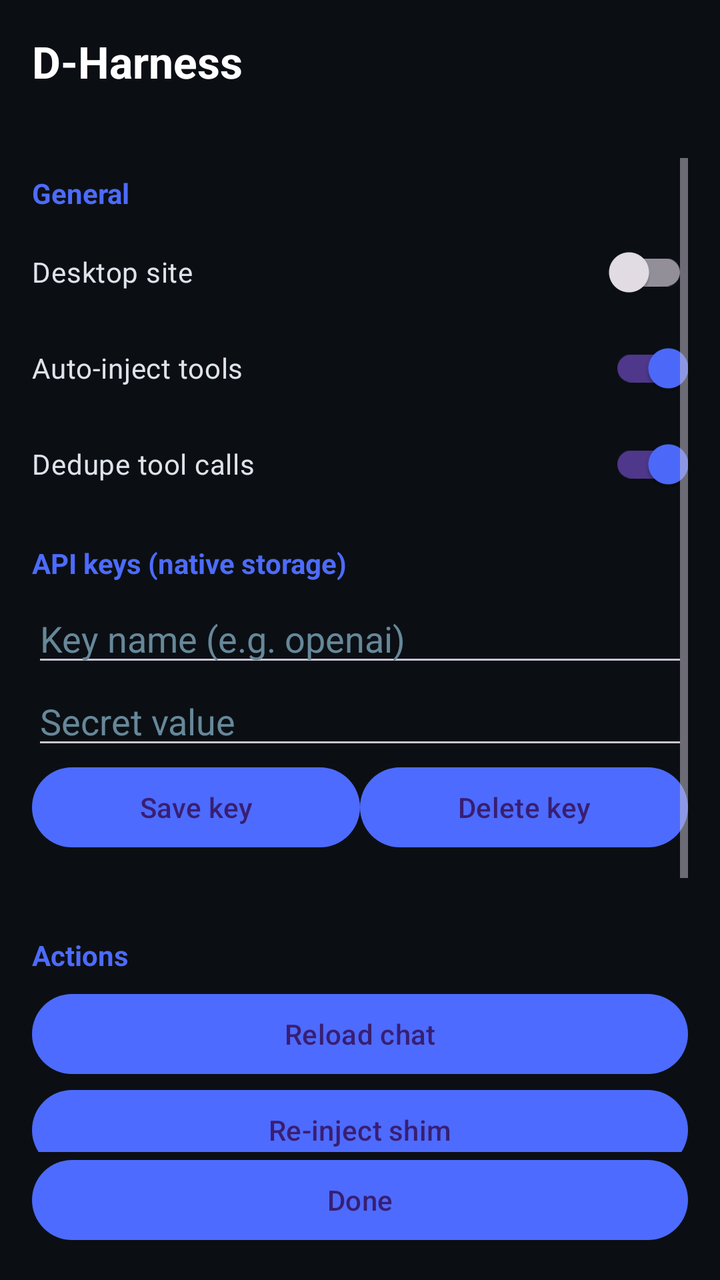
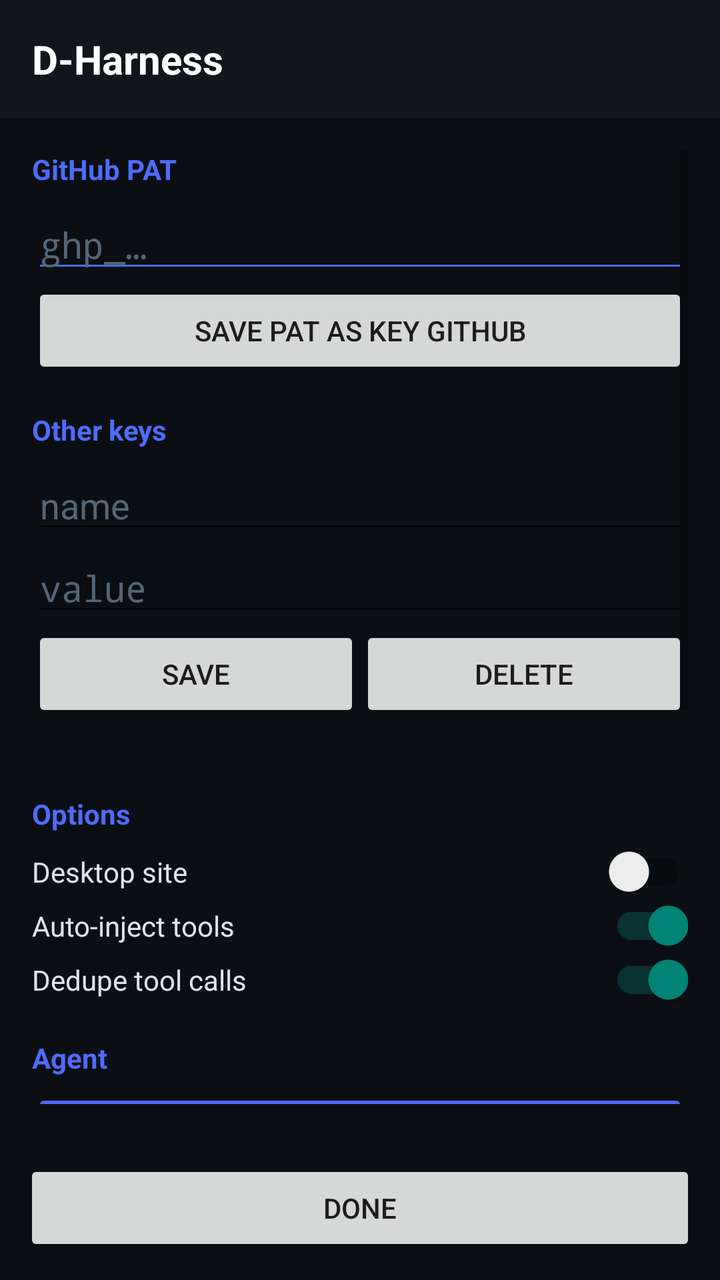

The first picture is an Android layout as it rendered before a commit; the second is the same layout after the commit. The layout source and the unified diff follow.
<!-- AndroidManifest.xml: activity theme Theme.DHarness -->
<!-- res/layout/activity_settings.xml -->
<?xml version="1.0" encoding="utf-8"?>
<LinearLayout xmlns:android="http://schemas.android.com/apk/res/android"
    android:layout_width="match_parent"
    android:layout_height="match_parent"
    android:orientation="vertical"
    android:background="#0B0F14"
    android:padding="16dp">

    <TextView
        android:layout_width="match_parent"
        android:layout_height="wrap_content"
        android:text="D-Harness"
        android:textColor="#FFFFFF"
        android:textSize="22sp"
        android:textStyle="bold"
        android:paddingBottom="4dp" />

    <TextView
        android:id="@+id/versionText"
        android:layout_width="match_parent"
        android:layout_height="wrap_content"
        android:textColor="#88AABB"
        android:textSize="13sp"
        android:paddingBottom="12dp" />

    <ScrollView
        android:layout_width="match_parent"
        android:layout_height="0dp"
        android:layout_weight="1">

        <LinearLayout
            android:layout_width="match_parent"
            android:layout_height="wrap_content"
            android:orientation="vertical">

            <TextView
                android:layout_width="match_parent"
                android:layout_height="wrap_content"
                android:text="General"
                android:textColor="#4D6BFE"
                android:textStyle="bold"
                android:paddingTop="8dp"
                android:paddingBottom="6dp" />

            <androidx.appcompat.widget.SwitchCompat
                android:id="@+id/switchDesktop"
                android:layout_width="match_parent"
                android:layout_height="wrap_content"
                android:text="Desktop site"
                android:textColor="#DDE3EA" />

            <androidx.appcompat.widget.SwitchCompat
                android:id="@+id/switchInject"
                android:layout_width="match_parent"
                android:layout_height="wrap_content"
                android:text="Auto-inject tools"
                android:checked="true"
                android:textColor="#DDE3EA" />

            <androidx.appcompat.widget.SwitchCompat
                android:id="@+id/switchDedupe"
                android:layout_width="match_parent"
                android:layout_height="wrap_content"
                android:text="Dedupe tool calls"
                android:checked="true"
                android:textColor="#DDE3EA" />

            <TextView
                android:layout_width="match_parent"
                android:layout_height="wrap_content"
                android:text="API keys (native storage)"
                android:textColor="#4D6BFE"
                android:textStyle="bold"
                android:paddingTop="16dp"
                android:paddingBottom="6dp" />

            <EditText
                android:id="@+id/keyName"
                android:layout_width="match_parent"
                android:layout_height="wrap_content"
                android:hint="Key name (e.g. openai)"
                android:inputType="text"
                android:textColor="#FFFFFF"
                android:textColorHint="#668899" />

            <EditText
                android:id="@+id/keyValue"
                android:layout_width="match_parent"
                android:layout_height="wrap_content"
                android:hint="Secret value"
                android:inputType="textPassword"
                android:textColor="#FFFFFF"
                android:textColorHint="#668899" />

            <LinearLayout
                android:layout_width="match_parent"
                android:layout_height="wrap_content"
                android:orientation="horizontal">

                <Button
                    android:id="@+id/btnSaveKey"
                    android:layout_width="0dp"
                    android:layout_weight="1"
                    android:layout_height="wrap_content"
                    android:text="Save key" />

                <Button
                    android:id="@+id/btnDeleteKey"
                    android:layout_width="0dp"
                    android:layout_weight="1"
                    android:layout_height="wrap_content"
                    android:text="Delete key" />
            </LinearLayout>

            <TextView
                android:id="@+id/keysList"
                android:layout_width="match_parent"
                android:layout_height="wrap_content"
                android:textColor="#AAB"
                android:textSize="12sp"
                android:paddingTop="8dp"
                android:fontFamily="monospace" />

            <TextView
                android:layout_width="match_parent"
                android:layout_height="wrap_content"
                android:text="Actions"
                android:textColor="#4D6BFE"
                android:textStyle="bold"
                android:paddingTop="16dp"
                android:paddingBottom="6dp" />

            <Button android:id="@+id/btnReload" android:layout_width="match_parent" android:layout_height="wrap_content" android:text="Reload chat" />
            <Button android:id="@+id/btnReinject" android:layout_width="match_parent" android:layout_height="wrap_content" android:text="Re-inject shim" />
            <Button android:id="@+id/btnClearCache" android:layout_width="match_parent" android:layout_height="wrap_content" android:text="Clear WebView cache" />
            <Button android:id="@+id/btnClearMemory" android:layout_width="match_parent" android:layout_height="wrap_content" android:text="Clear tool memory" />
            <Button android:id="@+id/btnClearFs" android:layout_width="match_parent" android:layout_height="wrap_content" android:text="Clear native FS" />

            <TextView
                android:id="@+id/toolsList"
                android:layout_width="match_parent"
                android:layout_height="wrap_content"
                android:textColor="#88AABB"
                android:textSize="12sp"
                android:paddingTop="16dp"
                android:fontFamily="monospace" />
        </LinearLayout>
    </ScrollView>

    <Button
        android:id="@+id/btnClose"
        android:layout_width="match_parent"
        android:layout_height="wrap_content"
        android:text="Done" />
</LinearLayout>
<!-- resources referenced by this layout -->
<resources>
  <style name="Theme.DHarness" parent="Theme.Material3.Dark.NoActionBar">
          <item name="colorPrimary">#4D6BFE</item>
          <item name="android:statusBarColor">@android:color/transparent</item>
          <item name="android:navigationBarColor">#000000</item>
          <item name="android:windowBackground">#000000</item>
          <item name="android:windowFullscreen">false</item>
          <item name="android:windowLayoutInDisplayCutoutMode">shortEdges</item>
      </style>
</resources>

<!-- the commit's change to res/layout/activity_settings.xml (unified diff, before → after) -->
@@ -3,153 +3,114 @@
     android:layout_width="match_parent"
     android:layout_height="match_parent"
     android:orientation="vertical"
-    android:background="#0B0F14"
-    android:padding="16dp">
+    android:background="#0B0F14">
 
-    <TextView
+    <LinearLayout
         android:layout_width="match_parent"
         android:layout_height="wrap_content"
-        android:text="D-Harness"
-        android:textColor="#FFFFFF"
-        android:textSize="22sp"
-        android:textStyle="bold"
-        android:paddingBottom="4dp" />
-
-    <TextView
-        android:id="@+id/versionText"
-        android:layout_width="match_parent"
-        android:layout_height="wrap_content"
-        android:textColor="#88AABB"
-        android:textSize="13sp"
-        android:paddingBottom="12dp" />
+        android:orientation="horizontal"
+        android:padding="16dp"
+        android:gravity="center_vertical"
+        android:background="#12161C">
+        <TextView
+            android:layout_width="0dp"
+            android:layout_weight="1"
+            android:layout_height="wrap_content"
+            android:text="D-Harness"
+            android:textColor="#FFFFFF"
+            android:textSize="20sp"
+            android:textStyle="bold" />
+        <TextView
+            android:id="@+id/versionText"
+            android:layout_width="wrap_content"
+            android:layout_height="wrap_content"
+            android:textColor="#668899"
+            android:textSize="12sp" />
+    </LinearLayout>
 
     <ScrollView
         android:layout_width="match_parent"
         android:layout_height="0dp"
-        android:layout_weight="1">
+        android:layout_weight="1"
+        android:padding="16dp">
 
         <LinearLayout
             android:layout_width="match_parent"
             android:layout_height="wrap_content"
             android:orientation="vertical">
 
-            <TextView
-                android:layout_width="match_parent"
+            <TextView android:layout_width="match_parent" android:layout_height="wrap_content"
+                android:text="GitHub PAT" android:textColor="#4D6BFE" android:textStyle="bold"
+                android:paddingBottom="6dp" />
+            <EditText android:id="@+id/patInput" android:layout_width="match_parent"
+                android:layout_height="wrap_content" android:hint="ghp_…"
+                android:inputType="textPassword" android:textColor="#FFFFFF"
+                android:textColorHint="#556677" android:backgroundTint="#4D6BFE" />
+            <Button android:id="@+id/btnSavePat" android:layout_width="match_parent"
+                android:layout_height="wrap_content" android:text="Save PAT as key github" />
+
+            <TextView android:layout_width="match_parent" android:layout_height="wrap_content"
+                android:text="Other keys" android:textColor="#4D6BFE" android:textStyle="bold"
+                android:paddingTop="16dp" android:paddingBottom="6dp" />
+            <EditText android:id="@+id/keyName" android:layout_width="match_parent"
+                android:layout_height="wrap_content" android:hint="name" android:inputType="text"
+                android:textColor="#FFFFFF" android:textColorHint="#556677" />
+            <EditText android:id="@+id/keyValue" android:layout_width="match_parent"
+                android:layout_height="wrap_content" android:hint="value" android:inputType="textPassword"
+                android:textColor="#FFFFFF" android:textColorHint="#556677" />
+            <LinearLayout android:layout_width="match_parent" android:layout_height="wrap_content"
+                android:orientation="horizontal">
+                <Button android:id="@+id/btnSaveKey" android:layout_width="0dp" android:layout_weight="1"
+                    android:layout_height="wrap_content" android:text="Save" />
+                <Button android:id="@+id/btnDeleteKey" android:layout_width="0dp" android:layout_weight="1"
+                    android:layout_height="wrap_content" android:text="Delete" />
+            </LinearLayout>
+            <TextView android:id="@+id/keysList" android:layout_width="match_parent"
+                android:layout_height="wrap_content" android:textColor="#8899AA" android:textSize="12sp"
+                android:fontFamily="monospace" android:paddingTop="4dp" />
+
+            <TextView android:layout_width="match_parent" android:layout_height="wrap_content"
+                android:text="Options" android:textColor="#4D6BFE" android:textStyle="bold"
+                android:paddingTop="16dp" android:paddingBottom="6dp" />
+            <androidx.appcompat.widget.SwitchCompat android:id="@+id/switchDesktop"
+                android:layout_width="match_parent" android:layout_height="wrap_content"
+                android:text="Desktop site" android:textColor="#DDE3EA" />
+            <androidx.appcompat.widget.SwitchCompat android:id="@+id/switchInject"
+                android:layout_width="match_parent" android:layout_height="wrap_content"
+                android:text="Auto-inject tools" android:checked="true" android:textColor="#DDE3EA" />
+            <androidx.appcompat.widget.SwitchCompat android:id="@+id/switchDedupe"
+                android:layout_width="match_parent" android:layout_height="wrap_content"
+                android:text="Dedupe tool calls" android:checked="true" android:textColor="#DDE3EA" />
+
+            <TextView android:layout_width="match_parent" android:layout_height="wrap_content"
+                android:text="Agent" android:textColor="#4D6BFE" android:textStyle="bold"
+                android:paddingTop="16dp" android:paddingBottom="6dp" />
+            <Button android:id="@+id/btnSendInstructions" android:layout_width="match_parent"
                 android:layout_height="wrap_content"
-                android:text="General"
-                android:textColor="#4D6BFE"
-                android:textStyle="bold"
-                android:paddingTop="8dp"
-                android:paddingBottom="6dp" />
+                android:text="Send tool instructions to chat"
+                android:backgroundTint="#4D6BFE" />
 
-            <androidx.appcompat.widget.SwitchCompat
-                android:id="@+id/switchDesktop"
-                android:layout_width="match_parent"
-                android:layout_height="wrap_content"
-                android:text="Desktop site"
-                android:textColor="#DDE3EA" />
+            <TextView android:layout_width="match_parent" android:layout_height="wrap_content"
+                android:text="Maintenance" android:textColor="#4D6BFE" android:textStyle="bold"
+                android:paddingTop="16dp" android:paddingBottom="6dp" />
+            <Button android:id="@+id/btnReload" android:layout_width="match_parent"
+                android:layout_height="wrap_content" android:text="Reload chat" />
+            <Button android:id="@+id/btnReinject" android:layout_width="match_parent"
+                android:layout_height="wrap_content" android:text="Re-inject shim" />
+            <Button android:id="@+id/btnClearCache" android:layout_width="match_parent"
+                android:layout_height="wrap_content" android:text="Clear WebView cache" />
+            <Button android:id="@+id/btnClearMemory" android:layout_width="match_parent"
+                android:layout_height="wrap_content" android:text="Clear agent memory" />
+            <Button android:id="@+id/btnClearFs" android:layout_width="match_parent"
+                android:layout_height="wrap_content" android:text="Clear native FS" />
 
-            <androidx.appcompat.widget.SwitchCompat
-                android:id="@+id/switchInject"
-                android:layout_width="match_parent"
-                android:layout_height="wrap_content"
-                android:text="Auto-inject tools"
-                android:checked="true"
-                android:textColor="#DDE3EA" />
-
-            <androidx.appcompat.widget.SwitchCompat
-                android:id="@+id/switchDedupe"
-                android:layout_width="match_parent"
-                android:layout_height="wrap_content"
-                android:text="Dedupe tool calls"
-                android:checked="true"
-                android:textColor="#DDE3EA" />
-
-            <TextView
-                android:layout_width="match_parent"
-                android:layout_height="wrap_content"
-                android:text="API keys (native storage)"
-                android:textColor="#4D6BFE"
-                android:textStyle="bold"
-                android:paddingTop="16dp"
-                android:paddingBottom="6dp" />
-
-            <EditText
-                android:id="@+id/keyName"
-                android:layout_width="match_parent"
-                android:layout_height="wrap_content"
-                android:hint="Key name (e.g. openai)"
-                android:inputType="text"
-                android:textColor="#FFFFFF"
-                android:textColorHint="#668899" />
-
-            <EditText
-                android:id="@+id/keyValue"
-                android:layout_width="match_parent"
-                android:layout_height="wrap_content"
-                android:hint="Secret value"
-                android:inputType="textPassword"
-                android:textColor="#FFFFFF"
-                android:textColorHint="#668899" />
-
-            <LinearLayout
-                android:layout_width="match_parent"
-                android:layout_height="wrap_content"
-                android:orientation="horizontal">
-
-                <Button
-                    android:id="@+id/btnSaveKey"
-                    android:layout_width="0dp"
-                    android:layout_weight="1"
-                    android:layout_height="wrap_content"
-                    android:text="Save key" />
-
-                <Button
-                    android:id="@+id/btnDeleteKey"
-                    android:layout_width="0dp"
-                    android:layout_weight="1"
-                    android:layout_height="wrap_content"
-                    android:text="Delete key" />
-            </LinearLayout>
-
-            <TextView
-                android:id="@+id/keysList"
-                android:layout_width="match_parent"
-                android:layout_height="wrap_content"
-                android:textColor="#AAB"
-                android:textSize="12sp"
-                android:paddingTop="8dp"
-                android:fontFamily="monospace" />
-
-            <TextView
-                android:layout_width="match_parent"
-                android:layout_height="wrap_content"
-                android:text="Actions"
-                android:textColor="#4D6BFE"
-                android:textStyle="bold"
-                android:paddingTop="16dp"
-                android:paddingBottom="6dp" />
-
-            <Button android:id="@+id/btnReload" android:layout_width="match_parent" android:layout_height="wrap_content" android:text="Reload chat" />
-            <Button android:id="@+id/btnReinject" android:layout_width="match_parent" android:layout_height="wrap_content" android:text="Re-inject shim" />
-            <Button android:id="@+id/btnClearCache" android:layout_width="match_parent" android:layout_height="wrap_content" android:text="Clear WebView cache" />
-            <Button android:id="@+id/btnClearMemory" android:layout_width="match_parent" android:layout_height="wrap_content" android:text="Clear tool memory" />
-            <Button android:id="@+id/btnClearFs" android:layout_width="match_parent" android:layout_height="wrap_content" android:text="Clear native FS" />
-
-            <TextView
-                android:id="@+id/toolsList"
-                android:layout_width="match_parent"
-                android:layout_height="wrap_content"
-                android:textColor="#88AABB"
-                android:textSize="12sp"
-                android:paddingTop="16dp"
-                android:fontFamily="monospace" />
+            <TextView android:id="@+id/toolsList" android:layout_width="match_parent"
+                android:layout_height="wrap_content" android:textColor="#778899" android:textSize="11sp"
+                android:fontFamily="monospace" android:paddingTop="16dp" android:paddingBottom="24dp" />
         </LinearLayout>
     </ScrollView>
 
-    <Button
-        android:id="@+id/btnClose"
-        android:layout_width="match_parent"
-        android:layout_height="wrap_content"
-        android:text="Done" />
+    <Button android:id="@+id/btnClose" android:layout_width="match_parent"
+        android:layout_height="wrap_content" android:text="Done"
+        android:layout_margin="12dp" />
 </LinearLayout>
<!-- resource entries referenced after the edit -->
@@ -1,11 +1,10 @@
 <!-- resources referenced by this layout -->
 <resources>
-  <style name="Theme.DHarness" parent="Theme.Material3.Dark.NoActionBar">
+  <style name="Theme.DHarness" parent="Theme.AppCompat.DayNight.NoActionBar">
           <item name="colorPrimary">#4D6BFE</item>
           <item name="android:statusBarColor">@android:color/transparent</item>
           <item name="android:navigationBarColor">#000000</item>
           <item name="android:windowBackground">#000000</item>
-          <item name="android:windowFullscreen">false</item>
           <item name="android:windowLayoutInDisplayCutoutMode">shortEdges</item>
       </style>
 </resources>
